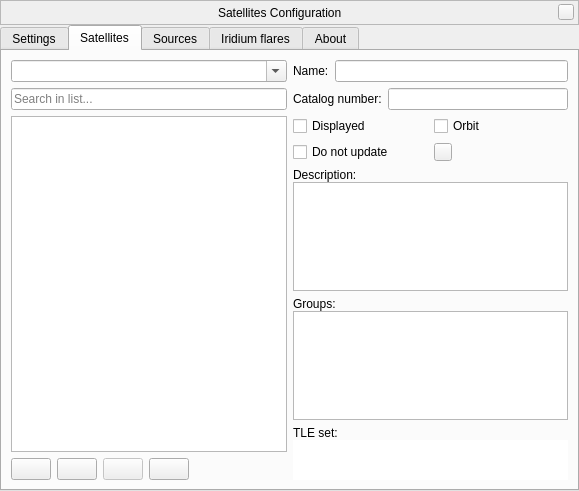
Above: plugins/Satellites/src/gui/satellitesDialog.ui from 519984307/stellarium_src before the change. Below: the same form after it.
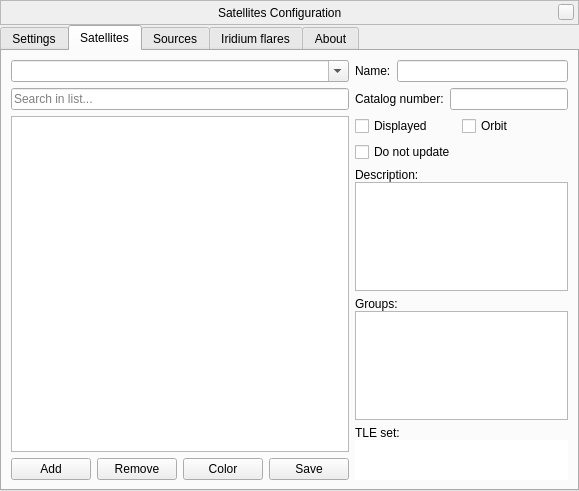
That is the form after the change. The open tabs and pages were chosen to show the change. Custom widgets are drawn as their Qt base class.

Commit message: Updated GUI for Satellites plugin

The edit to the form file:
```diff
--- a/plugins/Satellites/src/gui/satellitesDialog.ui
+++ b/plugins/Satellites/src/gui/satellitesDialog.ui
@@ -593,6 +593,9 @@
              <property name="toolTip">
               <string>Add more satellites</string>
              </property>
+             <property name="text">
+              <string notr="true">Add</string>
+             </property>
             </widget>
            </item>
            <item>
@@ -606,32 +609,13 @@
              <property name="toolTip">
               <string>Remove the selected satellites</string>
              </property>
-            </widget>
-           </item>
-           <item>
-            <widget class="QPushButton" name="commsButton">
-             <property name="enabled">
-              <bool>false</bool>
-             </property>
-             <property name="sizePolicy">
-              <sizepolicy hsizetype="Fixed" vsizetype="Fixed">
-               <horstretch>0</horstretch>
-               <verstretch>0</verstretch>
-              </sizepolicy>
-             </property>
              <property name="text">
-              <string/>
-             </property>
-             <property name="checkable">
-              <bool>true</bool>
+              <string notr="true">Remove</string>
              </property>
             </widget>
            </item>
            <item>
-            <widget class="QPushButton" name="saveSatellitesButton">
-             <property name="enabled">
-              <bool>true</bool>
-             </property>
+            <widget class="QPushButton" name="satColorPickerButton">
              <property name="sizePolicy">
               <sizepolicy hsizetype="Fixed" vsizetype="Fixed">
                <horstretch>0</horstretch>
@@ -642,7 +626,7 @@
               <string>Save changes</string>
              </property>
              <property name="text">
-              <string/>
+              <string notr="true">Color</string>
              </property>
             </widget>
            </item>
@@ -659,6 +643,25 @@
              </property>
             </spacer>
            </item>
+           <item>
+            <widget class="QPushButton" name="saveSatellitesButton">
+             <property name="enabled">
+              <bool>true</bool>
+             </property>
+             <property name="sizePolicy">
+              <sizepolicy hsizetype="Fixed" vsizetype="Fixed">
+               <horstretch>0</horstretch>
+               <verstretch>0</verstretch>
+              </sizepolicy>
+             </property>
+             <property name="toolTip">
+              <string>Save changes</string>
+             </property>
+             <property name="text">
+              <string notr="true">Save</string>
+             </property>
+            </widget>
+           </item>
           </layout>
          </item>
         </layout>
@@ -714,9 +717,9 @@
           </layout>
          </item>
          <item>
-          <layout class="QGridLayout" name="flagsCheckBoxesLayout">
-           <property name="verticalSpacing">
-            <number>6</number>
+          <layout class="QGridLayout" name="gridLayout_5">
+           <property name="horizontalSpacing">
+            <number>0</number>
            </property>
            <item row="0" column="0">
             <widget class="QCheckBox" name="displayedCheckbox">
@@ -744,7 +747,7 @@
              </property>
             </widget>
            </item>
-           <item row="1" column="0" colspan="2">
+           <item row="1" column="0">
             <widget class="QCheckBox" name="userCheckBox">
              <property name="toolTip">
               <string>Do not update (or remove on update) the selected satellite(s)</string>
@@ -754,31 +757,6 @@
              </property>
             </widget>
            </item>
-           <item row="1" column="1" alignment="Qt::AlignLeft">
-            <widget class="QPushButton" name="satColorPickerButton">
-             <property name="sizePolicy">
-              <sizepolicy hsizetype="Fixed" vsizetype="Fixed">
-               <horstretch>0</horstretch>
-               <verstretch>0</verstretch>
-              </sizepolicy>
-             </property>
-             <property name="maximumSize">
-              <size>
-               <width>18</width>
-               <height>18</height>
-              </size>
-             </property>
-             <property name="toolTip">
-              <string>Change color for selected satellite(s)</string>
-             </property>
-             <property name="layoutDirection">
-              <enum>Qt::LeftToRight</enum>
-             </property>
-             <property name="text">
-              <string notr="true"/>
-             </property>
-            </widget>
-           </item>
           </layout>
          </item>
          <item>
```
Left out of the diff: 10 changed lines with no effect on the pictures. The commit also changes 6 other files.
